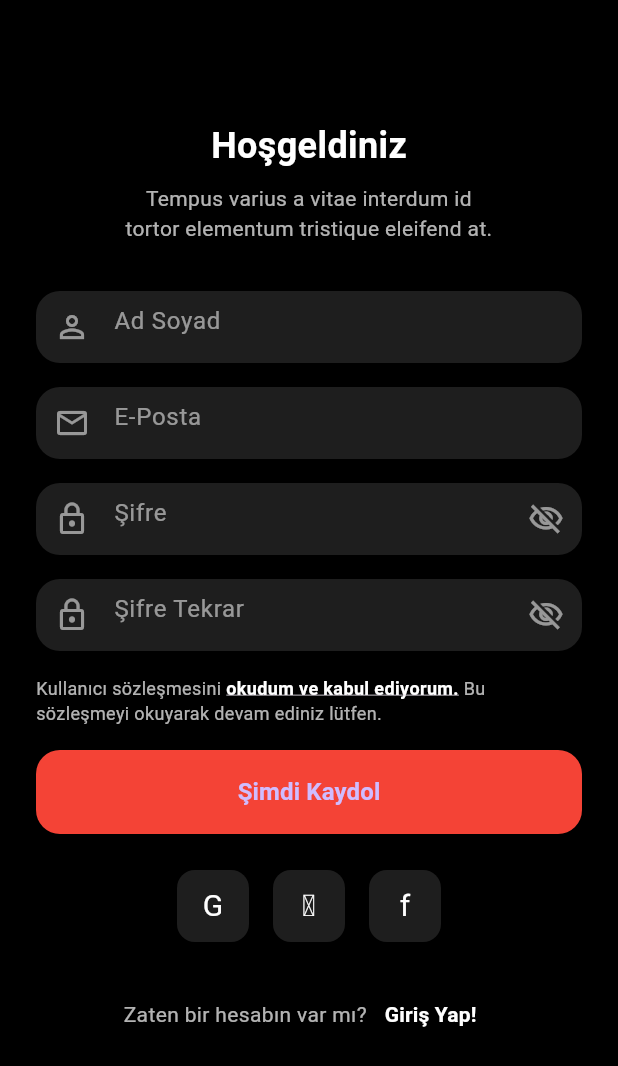
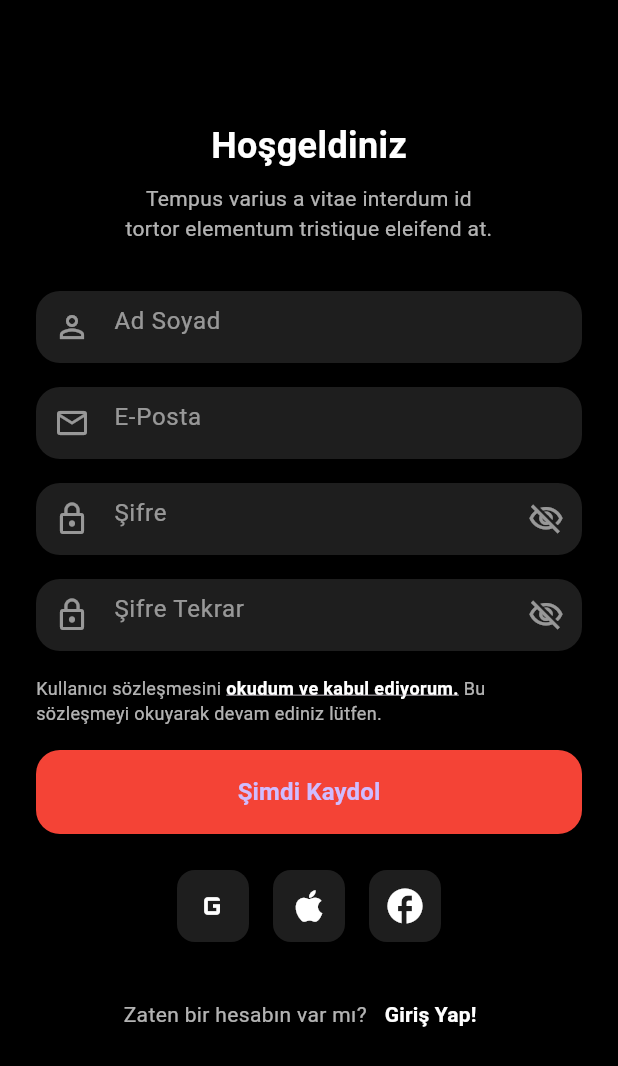
Before and after one commit to mehmeteminnnn/nodelabs_case, a Flutter app: the screen it shows after launch, after a tap on "Kayıt Ol!", on a phone screen of 412 x 824 dp. Shown: the top 1066 px of the screen. Run offline on Flutter 3.47's test engine with Material 3 defaults, Android fonts, the phone set to English and light mode, and no system bars; our stand-ins replace equatable, flutter_bloc, image_picker; network calls fail.

Commit message:
login ve resgister screen fe geliştirildi

```diff
--- a/lib/bloc/auth_bloc.dart
+++ b/lib/bloc/auth_bloc.dart
@@ -73,8 +73,10 @@ class AuthBloc extends Bloc<AuthEvent, AuthState> {
       if (response.statusCode == 200) {
         final data = AuthResponse.fromJson(jsonDecode(response.body));
         emit(AuthSuccess(data.user));
+      } else if (response.statusCode == 400) {
+        emit(AuthFailure('Kullanıcı bilgileri yanlış. Lütfen tekrar deneyin.'));
       } else {
-        emit(AuthFailure('Giriş başarısız: ${response.body}'));
+        emit(AuthFailure('Giriş başarısız. Lütfen tekrar deneyin.'));
       }
     } catch (e) {
       emit(AuthFailure('Bir hata oluştu: $e'));
@@ -95,8 +97,10 @@ class AuthBloc extends Bloc<AuthEvent, AuthState> {
       if (response.statusCode == 200) {
         final data = AuthResponse.fromJson(jsonDecode(response.body));
         emit(AuthSuccess(data.user));
+      } else if (response.statusCode == 400) {
+        emit(AuthFailure('Kullanıcı bilgileri yanlış. Lütfen tekrar deneyin.'));
       } else {
-        emit(AuthFailure('Kayıt başarısız: ${response.body}'));
+        emit(AuthFailure('Kayıt başarısız. Lütfen tekrar deneyin.'));
       }
     } catch (e) {
       emit(AuthFailure('Bir hata oluştu: $e'));
--- a/lib/screens/login_screen.dart
+++ b/lib/screens/login_screen.dart
@@ -161,11 +161,11 @@ class _LoginScreenState extends State<LoginScreen> {
                 Row(
                   mainAxisAlignment: MainAxisAlignment.center,
                   children: [
-                    _buildSocialButton('G'),
+                    _buildSocialButton('google'),
                     const SizedBox(width: 16),
-                    _buildSocialButton(''),
+                    _buildSocialButton('apple'),
                     const SizedBox(width: 16),
-                    _buildSocialButton('f'),
+                    _buildSocialButton('facebook'),
                   ],
                 ),
                 const SizedBox(height: 24),
@@ -199,7 +199,26 @@ class _LoginScreenState extends State<LoginScreen> {
     );
   }
 
-  Widget _buildSocialButton(String text) {
+  Widget _buildSocialButton(String type) {
+    IconData icon;
+    Color color;
+    switch (type) {
+      case 'google':
+        icon = Icons.g_mobiledata;
+        color = Colors.white;
+        break;
+      case 'apple':
+        icon = Icons.apple;
+        color = Colors.white;
+        break;
+      case 'facebook':
+        icon = Icons.facebook;
+        color = Colors.white;
+        break;
+      default:
+        icon = Icons.person;
+        color = Colors.white;
+    }
     return Container(
       width: 48,
       height: 48,
@@ -207,12 +226,7 @@ class _LoginScreenState extends State<LoginScreen> {
         color: const Color(0xFF1E1E1E),
         borderRadius: BorderRadius.circular(12),
       ),
-      child: Center(
-        child: Text(
-          text,
-          style: const TextStyle(color: Colors.white, fontSize: 20),
-        ),
-      ),
+      child: Center(child: Icon(icon, color: color, size: 28)),
     );
   }
 }
--- a/lib/screens/register_screen.dart
+++ b/lib/screens/register_screen.dart
@@ -171,11 +171,11 @@ class _RegisterScreenState extends State<RegisterScreen> {
                   Row(
                     mainAxisAlignment: MainAxisAlignment.center,
                     children: [
-                      _buildSocialButton('G'),
+                      _buildSocialButton('google'),
                       const SizedBox(width: 16),
-                      _buildSocialButton(''),
+                      _buildSocialButton('apple'),
                       const SizedBox(width: 16),
-                      _buildSocialButton('f'),
+                      _buildSocialButton('facebook'),
                     ],
                   ),
                   const SizedBox(height: 24),
@@ -243,7 +243,26 @@ class _RegisterScreenState extends State<RegisterScreen> {
     );
   }
 
-  Widget _buildSocialButton(String text) {
+  Widget _buildSocialButton(String type) {
+    IconData icon;
+    Color color;
+    switch (type) {
+      case 'google':
+        icon = Icons.g_mobiledata;
+        color = Colors.white;
+        break;
+      case 'apple':
+        icon = Icons.apple;
+        color = Colors.white;
+        break;
+      case 'facebook':
+        icon = Icons.facebook;
+        color = Colors.white;
+        break;
+      default:
+        icon = Icons.person;
+        color = Colors.white;
+    }
     return Container(
       width: 48,
       height: 48,
@@ -251,12 +270,7 @@ class _RegisterScreenState extends State<RegisterScreen> {
         color: const Color(0xFF1E1E1E),
         borderRadius: BorderRadius.circular(12),
       ),
-      child: Center(
-        child: Text(
-          text,
-          style: const TextStyle(color: Colors.white, fontSize: 20),
-        ),
-      ),
+      child: Center(child: Icon(icon, color: color, size: 28)),
     );
   }
 }
--- a/lib/screens/splash_screen.dart
+++ b/lib/screens/splash_screen.dart
@@ -31,8 +31,9 @@ class _SplashScreenState extends State<SplashScreen> {
       body: Center(
         child: Image.asset(
           'assets/images/SinFlixSplash.png',
-          width: 200,
-          fit: BoxFit.contain,
+          fit: BoxFit.cover,
+          width: double.infinity,
+          height: double.infinity,
         ),
       ),
     );
--- a/pubspec.yaml
+++ b/pubspec.yaml
@@ -64,8 +64,8 @@ flutter:
   uses-material-design: true
 
   # To add assets to your application, add an assets section, like this:
-  # assets:
-  #   - images/a_dot_burr.jpeg
+  assets:
+    - assets/images/
   #   - images/a_dot_ham.jpeg
 
   # An image asset can refer to one or more resolution-specific "variants", see
```
